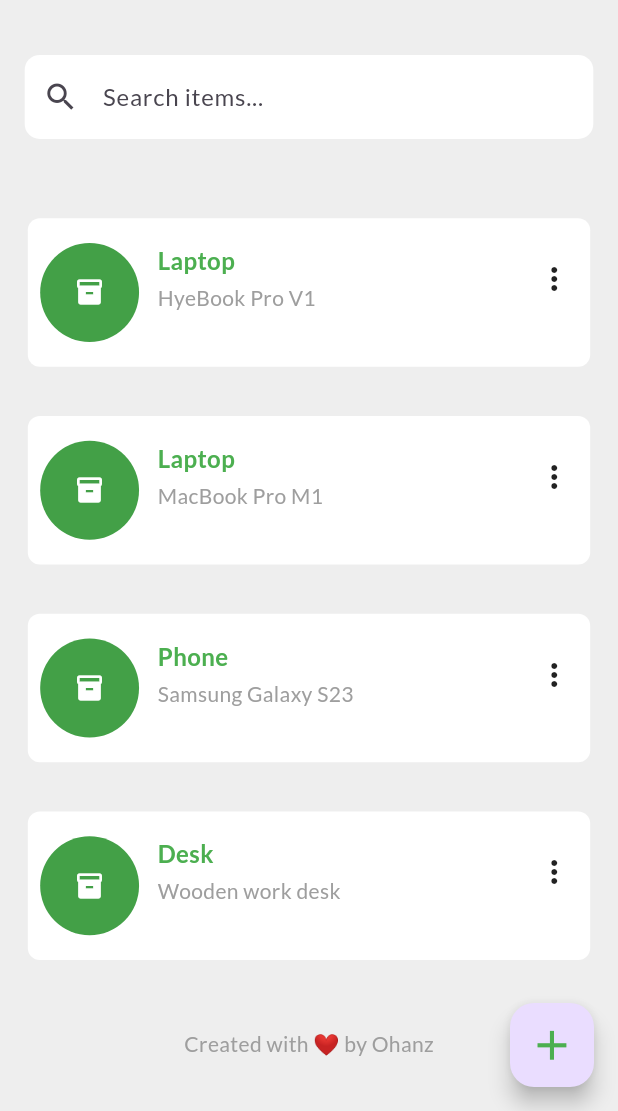
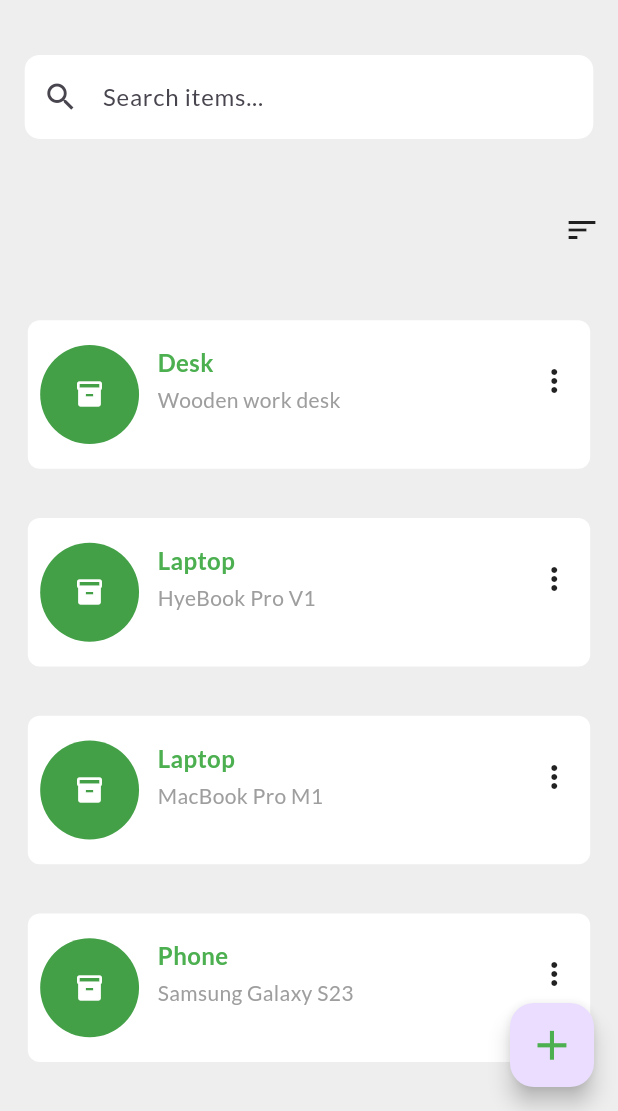
Before and after one commit to ohanz/Hiva, a Flutter app: the screen it shows after launch, on a phone screen of 412 x 824 dp, the part 125-1236 px from its top. Run offline on Flutter 3.47's test engine with Material 3 defaults, Android fonts, the phone set to English and light mode, and no system bars; our stand-ins replace auto_route, hive, hive_flutter; accounts and stored records are empty.

Commit message:
added "Sort(A-Z,Z-A) icon" and functionalities

```diff
--- a/lib/UI/views/home/home_model.dart
+++ b/lib/UI/views/home/home_model.dart
@@ -1,6 +1,8 @@
 import 'package:flutter/material.dart';
 import 'package:hive/hive.dart';
 import '../../../app/models/inventory_item.dart';
+
+enum SortType { az, za }
 
 class HomeModel extends ChangeNotifier {
   final Box<InventoryItem> _inventoryBox = Hive.box<InventoryItem>('inventory');
@@ -48,12 +50,43 @@
     notifyListeners();
   }
 
+  // List<InventoryItem> get filteredItems {
+  //   if (_searchQuery.isEmpty) return items;
+  //   return items.where((item) {
+  //     return item.name.toLowerCase().contains(_searchQuery) ||
+  //         item.description.toLowerCase().contains(_searchQuery);
+  //   }).toList();
+  // }
+
+
+
+  SortType _sortType = SortType.az; // default sort A–Z
+
+  void setSortType(SortType type) {
+  _sortType = type;
+  notifyListeners();
+  }
+
   List<InventoryItem> get filteredItems {
-    if (_searchQuery.isEmpty) return items;
-    return items.where((item) {
-      return item.name.toLowerCase().contains(_searchQuery) ||
-          item.description.toLowerCase().contains(_searchQuery);
-    }).toList();
+    List<InventoryItem> list = items;
+
+    if (_searchQuery.isNotEmpty) {
+      list = list.where((item) {
+        return item.name.toLowerCase().contains(_searchQuery) ||
+            item.description.toLowerCase().contains(_searchQuery);
+      }).toList();
+    }
+
+    // Now apply sorting
+    list.sort((a, b) {
+      if (_sortType == SortType.az) {
+        return a.name.toLowerCase().compareTo(b.name.toLowerCase());
+      } else {
+        return b.name.toLowerCase().compareTo(a.name.toLowerCase());
+      }
+    });
+
+    return list;
   }
 
 
--- a/lib/UI/views/home/home_view.dart
+++ b/lib/UI/views/home/home_view.dart
@@ -84,6 +84,26 @@
                         onChanged: (value) {
                           Provider.of<HomeModel>(context, listen: false).searchQuery = value;
                         },
+                      ),
+                    ),
+                    const SizedBox(height: 20),
+                    Align( // Sort Area
+                      alignment: Alignment.centerRight,
+                      child: PopupMenuButton<SortType>(
+                        onSelected: (value) {
+                          Provider.of<HomeModel>(context, listen: false).setSortType(value);
+                        },
+                        itemBuilder: (_) => const [
+                          PopupMenuItem(
+                            value: SortType.az,
+                            child: Text('Sort A–Z'),
+                          ),
+                          PopupMenuItem(
+                            value: SortType.za,
+                            child: Text('Sort Z–A'),
+                          ),
+                        ],
+                        icon: Icon(Icons.sort),
                       ),
                     ),
                     const SizedBox(height: 20),
```
